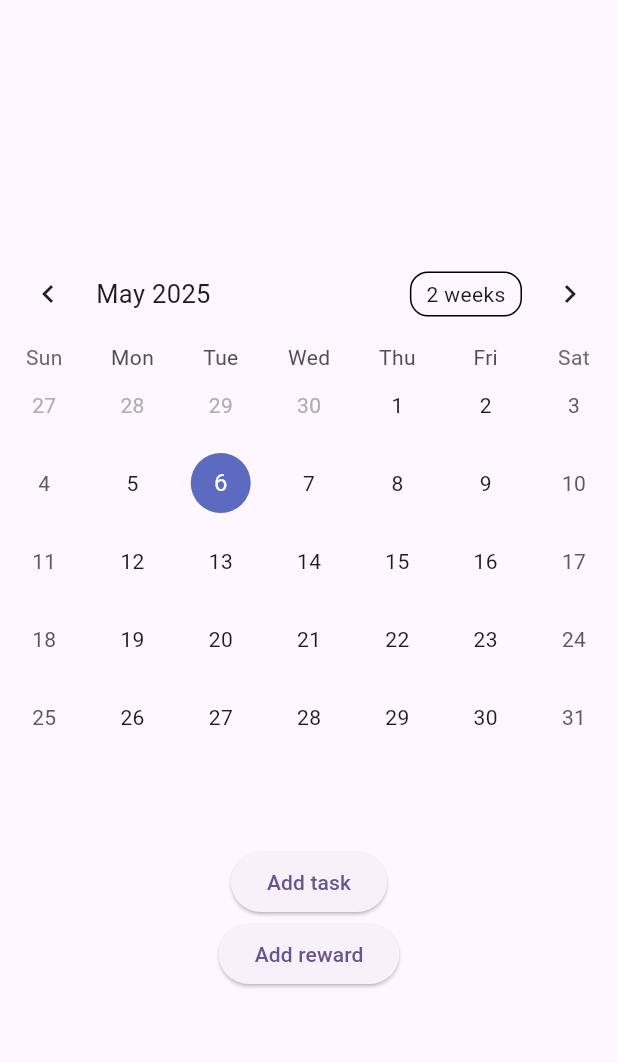
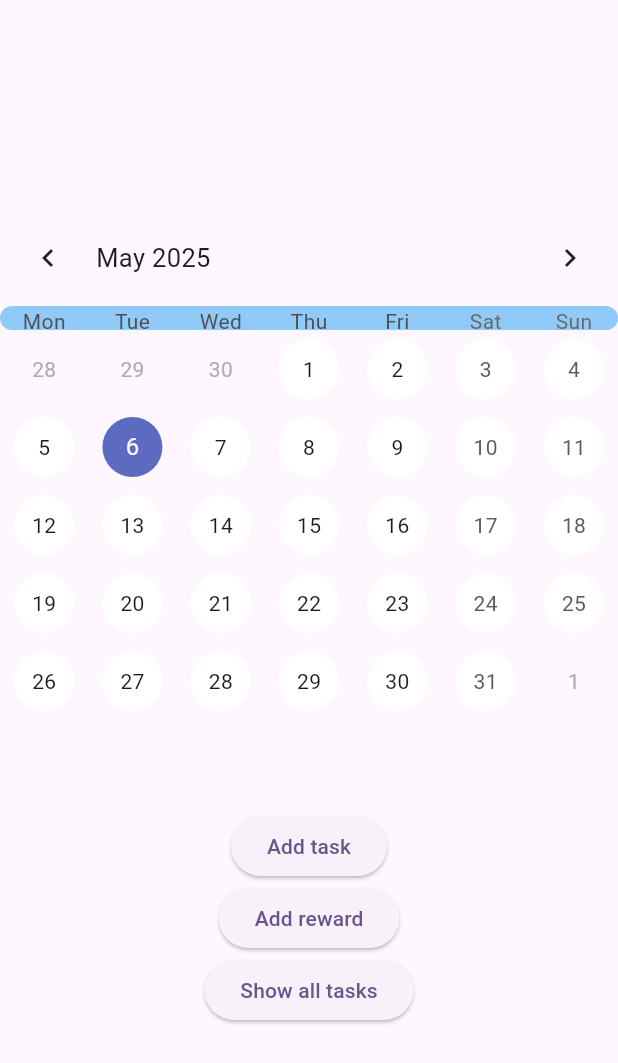
Before and after one commit to annikahassinen/calendar_app, a Flutter app: the screen it shows after launch, on a phone screen of 412 x 824 dp. Shown: the top 1063 px of the screen. Run offline on Flutter 3.47's test engine with Material 3 defaults, Android fonts, the phone set to English and light mode, and no system bars; drawn by our look-alikes of table_calendar; our stand-ins replace get.

Commit message:
Task dates are colored + show all tasks

```diff
--- a/lib/calendar/calendar.dart
+++ b/lib/calendar/calendar.dart
@@ -20,12 +20,29 @@ class Calendar extends GetView<CalendarController> {
                 child: TableCalendar(
                   firstDay: DateTime(DateTime.now().year, 1, 1),
                   lastDay: DateTime(DateTime.now().year, 12, 31),
-                  focusedDay: controller.focusedDate,
+                  focusedDay: controller.focusedDay,
+                  availableCalendarFormats: {CalendarFormat.month: 'Month'},
                   onDaySelected: (selectedDay, focusedDay) =>
                       controller.onDaySelected(selectedDay, focusedDay),
                   selectedDayPredicate: (day) {
-                    return isSameDay(controller.selectedDate, day);
+                    return isSameDay(controller.selectedDay, day);
                   },
+                  holidayPredicate: (day) {
+                    return controller.dayHasTask(day);
+                  },
+                  startingDayOfWeek: StartingDayOfWeek.monday,
+                  daysOfWeekStyle: DaysOfWeekStyle(
+                      decoration: BoxDecoration(
+                          borderRadius: BorderRadius.circular(20),
+                          color: Colors.blue[200])),
+                  calendarStyle: CalendarStyle(
+                      weekendDecoration: BoxDecoration(
+                          color: Colors.white, shape: BoxShape.circle),
+                      holidayDecoration: BoxDecoration(
+                          color: Colors.red, shape: BoxShape.circle),
+                      holidayTextStyle: TextStyle(color: Colors.white),
+                      defaultDecoration: BoxDecoration(
+                          color: Colors.white, shape: BoxShape.circle)),
                 ),
               ),
               ElevatedButton(
@@ -33,12 +50,15 @@ class Calendar extends GetView<CalendarController> {
               ElevatedButton(
                   onPressed: controller.showAddRewardPopup,
                   child: Text('Add reward')),
+              ElevatedButton(
+                  onPressed: controller.showAllTasks,
+                  child: Text('Show all tasks')),
               Column(
                 children: List.generate(
                     controller.selectedDayTasks().length,
                     (int index) =>
                         _taskListEntity(controller.selectedDayTasks()[index])),
-              )
+              ),
             ],
           );
         }));
@@ -48,13 +68,7 @@ class Calendar extends GetView<CalendarController> {
     return Row(
       mainAxisAlignment: MainAxisAlignment.center,
       children: [
-        Column(
-          children: [
-            Text(task.title),
-            Text(task.date.toString()),
-            SizedBox(height: 20)
-          ],
-        ),
+        Text(task.title),
         IconButton(
             onPressed: () => controller.completeTask(task),
             icon: Icon(Icons.check_box,
--- a/lib/calendar/controller/calendar_controller.dart
+++ b/lib/calendar/controller/calendar_controller.dart
@@ -3,6 +3,7 @@ import 'package:calendar_app/calendar/class/task.dart';
 import 'package:calendar_app/calendar/widgets/add_reward.dart';
 import 'package:calendar_app/calendar/widgets/add_task.dart';
 import 'package:calendar_app/calendar/widgets/get_reward.dart';
+import 'package:calendar_app/calendar/widgets/show_all_tasks.dart';
 import 'package:flutter/material.dart';
 import 'package:get/get.dart';
 
@@ -34,17 +35,17 @@ class CalendarController extends GetxController {
     Icons.cookie,
     Icons.cruelty_free,
     Icons.delivery_dining,
-    Icons.diamond,
+    Icons.diamond, //20
   ];
   TextEditingController textEditingController = TextEditingController();
-  DateTime selectedDate = DateTime.now();
-  DateTime focusedDate = DateTime.now();
+  DateTime selectedDay = DateTime.now();
+  DateTime focusedDay = DateTime.now();
   bool showRewardIcons = false;
   IconData? selectedIcon;
 
 //ADD THINGS TO LIST
   void addTask({String? title, DateTime? date}) {
-    tasks.add(Task(title ?? textEditingController.text, date ?? selectedDate));
+    tasks.add(Task(title ?? textEditingController.text, date ?? selectedDay));
     FocusManager.instance.primaryFocus?.unfocus();
     Get.back();
     update();
@@ -82,10 +83,17 @@ class CalendarController extends GetxController {
     );
   }
 
+  void showAllTasks() {
+    showDialog(
+      context: Get.context!,
+      builder: (context) => ShowAllTasksPopup(),
+    );
+  }
+
   //RETURN ITEM
   List<Task> selectedDayTasks() {
     List<Task> selectedTasks =
-        tasks.where((task) => task.date == selectedDate).toList();
+        tasks.where((task) => task.date == selectedDay).toList();
     return selectedTasks;
   }
 
@@ -95,11 +103,19 @@ class CalendarController extends GetxController {
     return randomRewards.first;
   }
 
+  bool dayHasTask(DateTime date) {
+    for (Task t in tasks) {
+      if (t.date == date) return true;
+    }
+    return false;
+  }
+
   //OTHERS
   //CALENDAR
   void onDaySelected(DateTime selected, DateTime focused) {
-    selectedDate = selected;
-    focusedDate = focused;
+    selectedDay = selected;
+    focusedDay = focused;
+
     update();
   }
 
```
Also changed, not shown: lib/calendar/widgets/show_all_tasks.dart (added, +49 -0 lines).
